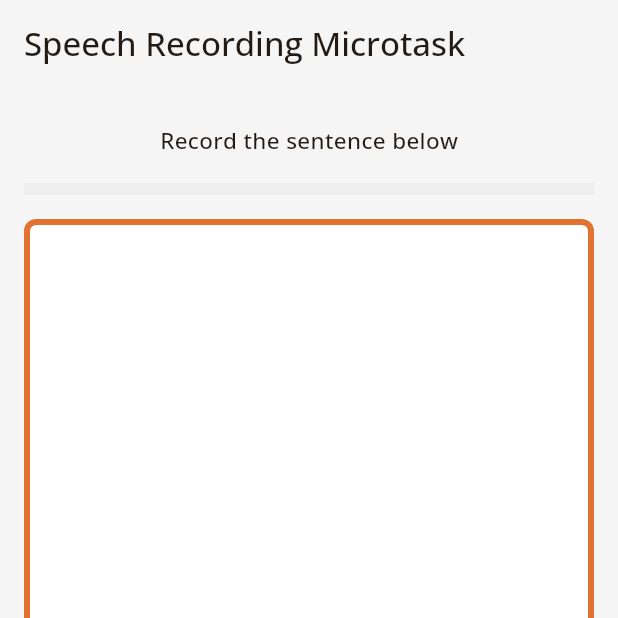
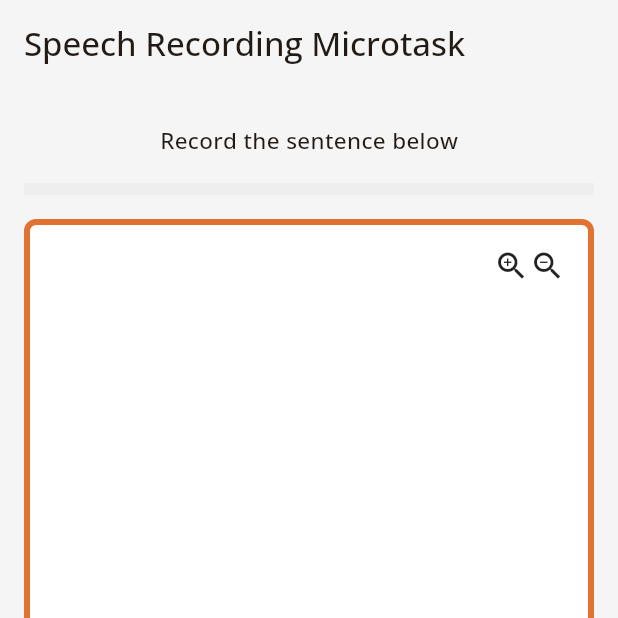
Before and after one commit to AI4Bharat/KathbathXFrontend, a Flutter app: the SpeechRecordingScreen screen opened directly with empty values, on a phone screen of 412 x 824 dp, the top half of it. Run offline on Flutter 3.47's test engine with Material 3 defaults, Android fonts, the phone set to English and light mode, and no system bars; our stand-ins replace camera, chewie, dio, drift, firebase_core, firebase_crashlytics and 8 more; missing offline and left inert: android_play_install_referrer, audio_session, dart:ffi, flutter_sound, in_app_update; accounts and stored records are empty; generated files the repository leaves out were written again.

Commit message:
Add zoom in and out to SentenceDisplayWidget

```diff
--- a/lib/widgets/display_screen_widget.dart
+++ b/lib/widgets/display_screen_widget.dart
@@ -1,12 +1,23 @@
+import 'dart:math';
+
 import 'package:flutter/material.dart';
 
-class SentenceDisplayWidget extends StatelessWidget {
+class SentenceDisplayWidget extends StatefulWidget {
   final String sentence;
 
-  const SentenceDisplayWidget({
-    super.key,
-    required this.sentence,
+  SentenceDisplayWidget({required this.sentence});
+
+  @override
+  State<SentenceDisplayWidget> createState() => _SentenceDisplayWidget();
+}
+
+class _SentenceDisplayWidget extends State<SentenceDisplayWidget> {
+  double fontSize = 18;
+  void modifyFontSize(int quantity) {
+    setState(() {
+      fontSize = min(max(18, fontSize + quantity), 40);
     });
+  }
 
   @override
   Widget build(BuildContext context) {
@@ -21,19 +32,28 @@ class SentenceDisplayWidget extends StatelessWidget {
               color: const Color.fromARGB(255, 226, 114, 49), width: 4.0),
           borderRadius: BorderRadius.circular(8.0),
         ),
+        child: Column(
+					crossAxisAlignment: CrossAxisAlignment.end,
+					children: [
+          ZoomButtonsWidget(
+            modifyFontSize: modifyFontSize,
+          ),
+          Expanded(
             child: Scrollbar(
-          thumbVisibility: true,
+              thumbVisibility: false,
               child: SingleChildScrollView(
                 child: Padding(
                   padding: const EdgeInsets.only(right: 10.0),
                   child: Text(
-                sentence,
-                style: const TextStyle(fontSize: 28),
+                    widget.sentence,
+                    style: TextStyle(fontSize: fontSize),
                     textAlign: TextAlign.left,
                   ),
                 ),
               ),
             ),
+          ),
+        ]),
       ),
     );
   }
@@ -77,8 +97,27 @@ class SentenceDisplayWOExpandedWidget extends StatelessWidget {
                 ),
               ),
             ),
-        ),
-      ),
+          )),
     );
   }
 }
+
+class ZoomButtonsWidget extends StatelessWidget {
+  final Function modifyFontSize;
+  ZoomButtonsWidget({required this.modifyFontSize});
+
+  @override
+  Widget build(BuildContext buildContext) {
+    return Row(
+			mainAxisAlignment: MainAxisAlignment.end,
+      children: [
+        GestureDetector(
+            child: const Icon(Icons.zoom_in, size: 24),
+            onTap: () => modifyFontSize(1)),
+        GestureDetector(
+            child: const Icon(Icons.zoom_out, size: 24),
+            onTap: () => modifyFontSize(-1))
+      ],
+    );
+  }
+}
```
Lines whose indentation alone changed are shown as unchanged.
